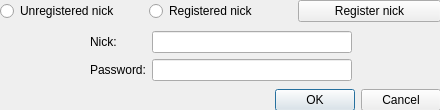
This is ui/profile_add.ui in gitter-badger/simplechatclient as Qt 5 draws it before an edit. The edited form follows.
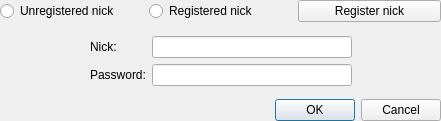
This is the edited form.

What changed in the file:
```diff
--- a/ui/profile_add.ui
+++ b/ui/profile_add.ui
@@ -6,20 +6,20 @@
    <rect>
     <x>0</x>
     <y>0</y>
-    <width>440</width>
-    <height>110</height>
+    <width>441</width>
+    <height>121</height>
    </rect>
   </property>
   <property name="minimumSize">
    <size>
-    <width>440</width>
-    <height>110</height>
+    <width>441</width>
+    <height>121</height>
    </size>
   </property>
   <property name="maximumSize">
    <size>
-    <width>440</width>
-    <height>110</height>
+    <width>441</width>
+    <height>121</height>
    </size>
   </property>
   <property name="windowTitle">
@@ -31,7 +31,7 @@
      <x>0</x>
      <y>0</y>
      <width>441</width>
-     <height>111</height>
+     <height>121</height>
     </rect>
    </property>
    <layout class="QVBoxLayout" name="verticalLayout">
```
